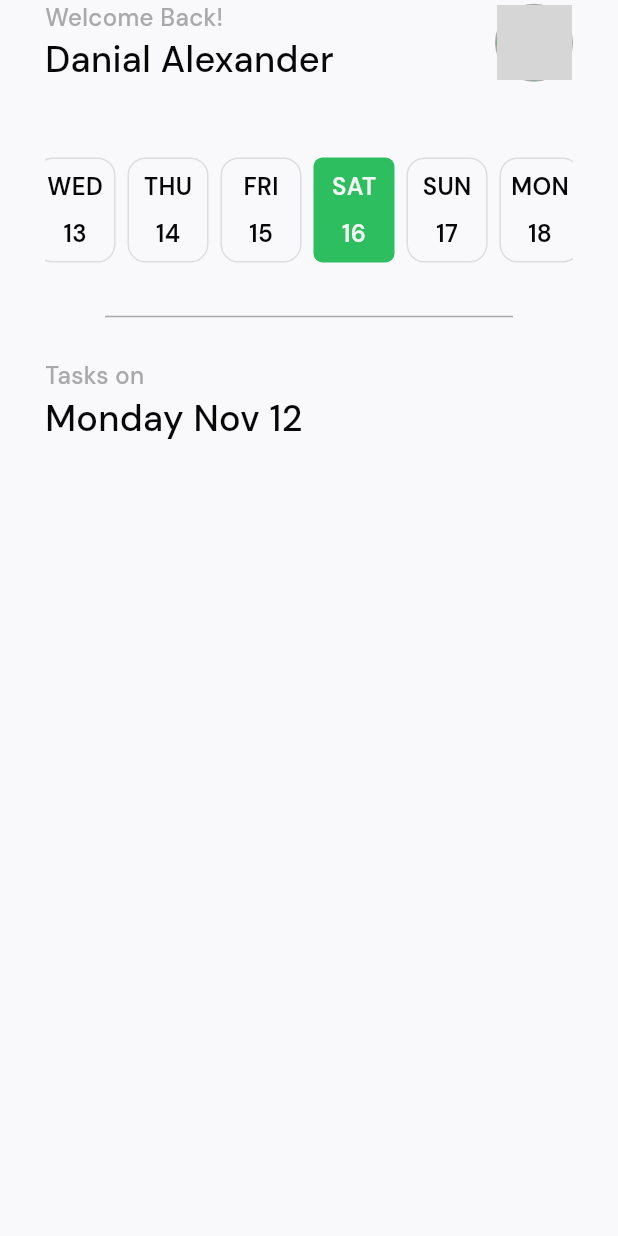
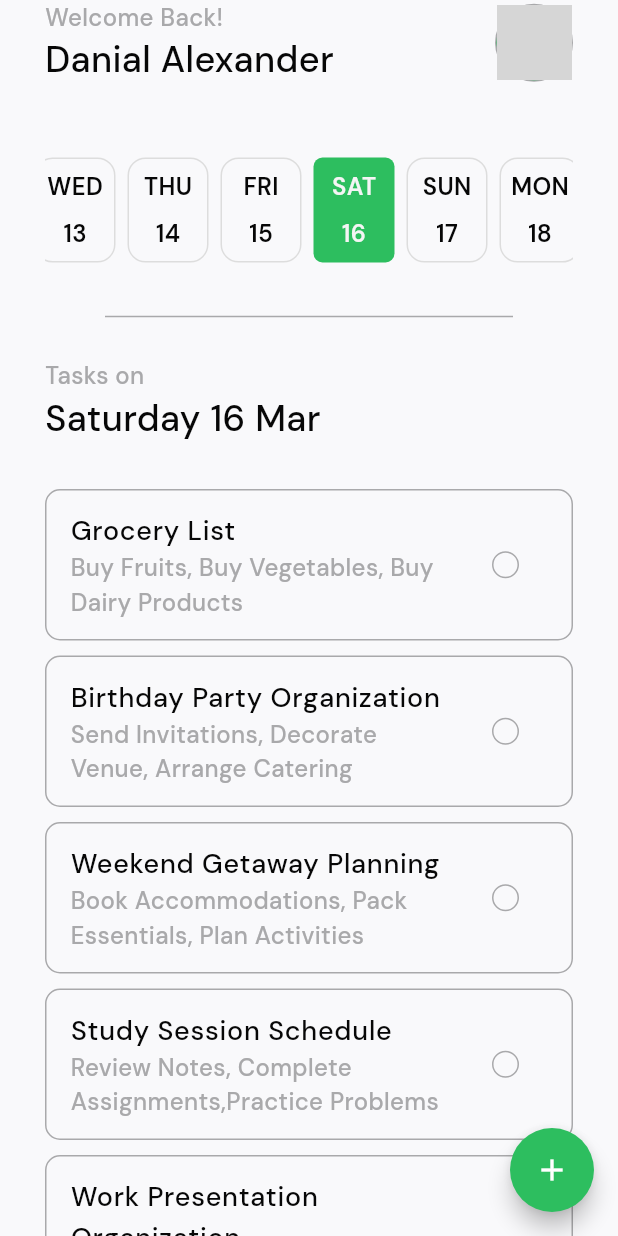
Before and after one commit to dev-ravan/taskify, a Flutter app: the HomeScreen screen opened directly, on a phone screen of 412 x 824 dp. Run offline on Flutter 3.47's test engine with Material 3 defaults, Android fonts, the phone set to English and light mode, and no system bars; drawn by our look-alikes of easy_date_timeline; our stand-ins replace flutter_svg, google_fonts; grey boxes are pictures that could not be loaded.

Commit message:
feat: home page completed

```diff
--- a/lib/common/theme.dart
+++ b/lib/common/theme.dart
@@ -6,10 +6,10 @@ ThemeData lightTheme = ThemeData(
   useMaterial3: true,
   visualDensity: VisualDensity.adaptivePlatformDensity,
   colorScheme: const ColorScheme.light(
-    primary: Color(0xff2DBE5F),
-    secondary: Color(0xff070707),
-    tertiary: Color(0xffA9A9AB),
-    surface: Color(0xffF3F3F3),
-    background: Color(0xffF5F5F5),
-  ),
+      primary: Color(0xff2DBE5F),
+      secondary: Color(0xff070707),
+      tertiary: Color(0xffA9A9AB),
+      surface: Color(0xffF3F3F3),
+      background: Color(0xffF5F5F5),
+      secondaryContainer: Colors.white),
 );
--- /dev/null
+++ b/lib/features/add new task/view/add_new_task.dart
@@ -0,0 +1,14 @@
+import 'package:taskify/utils/exports.dart';
+
+class AddNewTaskScreen extends StatelessWidget {
+  const AddNewTaskScreen({super.key});
+
+  @override
+  Widget build(BuildContext context) {
+    return const Scaffold(
+      body: Center(
+        child: Text("Hiiii!"),
+      ),
+    );
+  }
+}
--- a/lib/features/auth/view model/auth_view_model.dart
+++ b/lib/features/auth/view model/auth_view_model.dart
@@ -1,4 +1,4 @@
-import 'package:taskify/features/list%20of%20tasks/home.dart';
+import 'package:taskify/features/list%20of%20tasks/view/home.dart';
 import 'package:taskify/utils/exports.dart';
 
 class AuthProvider extends ChangeNotifier {
--- /dev/null
+++ b/lib/features/list of tasks/view model/home_vm.dart
@@ -0,0 +1,69 @@
+import 'package:intl/intl.dart';
+import 'package:taskify/model/tasks_model.dart';
+import 'package:taskify/utils/exports.dart';
+
+class HomeProvider extends ChangeNotifier {
+  DateTime selectedDate = DateTime.now();
+  String formattedDate = DateFormat('EEEE d MMM').format(DateTime.now());
+
+// change date format
+  dateFormatChange() {
+    formattedDate = DateFormat('EEEE d MMM').format(selectedDate);
+    notifyListeners();
+  }
+
+// this method update state of the task checked or not
+  taskStatusChange() {
+    notifyListeners();
+  }
+
+// Task List
+  List<TaskListModel> taskList = [
+    TaskListModel(
+        task: 'Grocery List',
+        subTask: 'Buy Fruits, Buy Vegetables, Buy Dairy Products',
+        isChecked: false),
+    TaskListModel(
+        task: 'Birthday Party Organization',
+        subTask: 'Send Invitations, Decorate Venue, Arrange Catering',
+        isChecked: false),
+    TaskListModel(
+        task: 'Weekend Getaway Planning',
+        subTask: 'Book Accommodations, Pack Essentials, Plan Activities',
+        isChecked: false),
+    TaskListModel(
+        task: 'Study Session Schedule',
+        subTask: 'Review Notes, Complete Assignments,Practice Problems',
+        isChecked: false),
+    TaskListModel(
+        task: 'Work Presentation Organization',
+        subTask: 'Create Slides, Rehearse Presentation, Prepare Talking Points',
+        isChecked: false),
+    TaskListModel(
+        task: 'House Cleaning',
+        subTask: 'Tidy Living Room, Vacuum Carpets, Do Laundry',
+        isChecked: false),
+    TaskListModel(
+        task: 'Fitness Routine Planning',
+        subTask: 'Cardio Exercises, Strength Training, Stretching',
+        isChecked: false),
+    TaskListModel(
+        task: 'Financial Budgeting',
+        subTask: 'Track Expenses',
+        isChecked: false),
+    TaskListModel(
+        task: 'Financial Budgeting',
+        subTask: 'Create Savings Plan',
+        isChecked: false),
+    TaskListModel(
+        task: 'Financial Budgeting', subTask: 'Pay Bills', isChecked: false),
+    TaskListModel(
+        task: 'Charity Event Organization',
+        subTask: 'Recruit Volunteers',
+        isChecked: false),
+    TaskListModel(
+        task: 'DIY Home Improvement Project',
+        subTask: 'Complete Project Steps',
+        isChecked: false),
+  ];
+}
--- a/lib/features/list of tasks/view/home.dart
+++ b/lib/features/list of tasks/view/home.dart
@@ -1,4 +1,5 @@
 import 'package:easy_date_timeline/easy_date_timeline.dart';
+import 'package:taskify/features/list%20of%20tasks/view%20model/home_vm.dart';
 import 'package:taskify/utils/exports.dart';
 
 class HomeScreen extends StatelessWidget {
@@ -9,7 +10,14 @@ class HomeScreen extends StatelessWidget {
     final theme = Theme.of(context).colorScheme;
 
     return Scaffold(
+      floatingActionButton: FloatingActionButton(
+        onPressed: () {},
+        shape: RoundedRectangleBorder(borderRadius: BorderRadius.circular(100)),
+        child: const Icon(Icons.add),
+      ),
       body: SafeArea(
+        child: SingleChildScrollView(
+          physics: const NeverScrollableScrollPhysics(),
           child: Padding(
             padding: const EdgeInsets.symmetric(horizontal: 30),
             child: Column(
@@ -32,10 +40,11 @@ class HomeScreen extends StatelessWidget {
             ),
           ),
         ),
+      ),
     );
   }
 
-// Name and  Profile
+//* Name and  Profile
   Widget _buildNameAndProfile(BuildContext context) {
     final theme = Theme.of(context).colorScheme;
     return Row(
@@ -65,9 +74,9 @@ class HomeScreen extends StatelessWidget {
     );
   }
 
-  // Date Picker
-
+  //* Date Picker
   EasyDateTimeLine _buildCalender(BuildContext context) {
+    final provider = context.watch<HomeProvider>();
     final theme = Theme.of(context).colorScheme;
     final inActiveDayStyle = GoogleFonts.dmSans(
         fontWeight: FontWeight.w600, fontSize: 16, color: theme.secondary);
@@ -78,6 +87,8 @@ class HomeScreen extends StatelessWidget {
       initialDate: DateTime.now(),
       onDateChange: (selectedDate) {
         //`selectedDate` the new date selected.
+        provider.selectedDate = selectedDate;
+        provider.dateFormatChange();
       },
       headerProps: const EasyHeaderProps(
         showHeader: false,
@@ -103,6 +114,8 @@ class HomeScreen extends StatelessWidget {
         ),
         // Today style
         todayStyle: DayStyle(
+          dayStrStyle: inActiveDayStyle,
+          dayNumStyle: inActiveDayStyle,
           decoration: BoxDecoration(
             border: Border.all(color: theme.primary),
             borderRadius: const BorderRadius.all(Radius.circular(6)),
@@ -112,8 +125,9 @@ class HomeScreen extends StatelessWidget {
     );
   }
 
-  // Task on date
+  //* Tasks on date
   Widget _buildTasksOnDate(BuildContext context) {
+    final provider = context.watch<HomeProvider>();
     final theme = Theme.of(context).colorScheme;
 
     return Column(
@@ -121,8 +135,59 @@ class HomeScreen extends StatelessWidget {
       children: [
         myTexts.med16dmSans(
             text: "Tasks on", context: context, alterColor: theme.tertiary),
-        myTexts.med24dmSans(text: "Monday Nov 12", context: context),
+        myTexts.med24dmSans(text: provider.formattedDate, context: context),
+        gapH(30),
+        ListView.builder(
+          itemCount: provider.taskList.length,
+          shrinkWrap: true,
+          itemBuilder: (BuildContext context, int i) {
+            return _roundedCheckBoxListTile(
+              context: context,
+              isChecked: provider.taskList[i].isChecked,
+              task: provider.taskList[i].task,
+              subTask: provider.taskList[i].subTask,
+              onChanged: (bool? val) {
+                provider.taskList[i].isChecked = val!;
+                provider.taskStatusChange();
+              },
+            );
+          },
+        )
       ],
     );
   }
+
+// List tile checkbox container
+
+  Widget _roundedCheckBoxListTile(
+      {required BuildContext context,
+      required bool isChecked,
+      required String task,
+      required String subTask,
+      required Function(bool?)? onChanged}) {
+    final theme = Theme.of(context).colorScheme;
+    return Container(
+      margin: const EdgeInsets.only(bottom: 10),
+      padding: const EdgeInsets.symmetric(
+        vertical: 5,
+      ),
+      decoration: BoxDecoration(
+          color: isChecked ? theme.secondaryContainer : null,
+          borderRadius: BorderRadius.circular(10),
+          border: isChecked ? null : Border.all(color: theme.tertiary)),
+      child: CheckboxListTile(
+        title: myTexts.med18dmSans(
+          context: context,
+          text: task,
+        ),
+        subtitle: myTexts.med16dmSans(
+            text: subTask, context: context, alterColor: theme.tertiary),
+        value: isChecked,
+        onChanged: onChanged,
+        side: BorderSide(width: 1.0, color: theme.tertiary),
+        checkboxShape:
+            RoundedRectangleBorder(borderRadius: BorderRadius.circular(20)),
+      ),
+    );
   }
+}
--- a/lib/main.dart
+++ b/lib/main.dart
@@ -1,4 +1,5 @@
 import 'package:taskify/common/splash.dart';
+import 'package:taskify/features/list%20of%20tasks/view%20model/home_vm.dart';
 import 'package:taskify/utils/exports.dart';
 
 void main() {
@@ -14,6 +15,7 @@ class MyApp extends StatelessWidget {
     return MultiProvider(
       providers: [
         ChangeNotifierProvider<AuthProvider>(create: (_) => AuthProvider()),
+        ChangeNotifierProvider<HomeProvider>(create: (_) => HomeProvider()),
       ],
       child: MaterialApp(
         title: 'Taskify',
--- /dev/null
+++ b/lib/model/tasks_model.dart
@@ -0,0 +1,7 @@
+class TaskListModel {
+  final String task;
+  final String subTask;
+  bool isChecked;
+  TaskListModel(
+      {required this.task, required this.subTask, required this.isChecked});
+}
--- a/pubspec.yaml
+++ b/pubspec.yaml
@@ -20,6 +20,7 @@ dependencies:
   flutter_svg: ^2.0.10+1
   google_fonts: ^6.2.1
   easy_date_timeline: ^1.0.6
+  intl: ^0.19.0
 
 dev_dependencies:
   flutter_test:
```
Also changed, not shown: pubspec.lock. Lines whose indentation alone changed are shown as unchanged.
